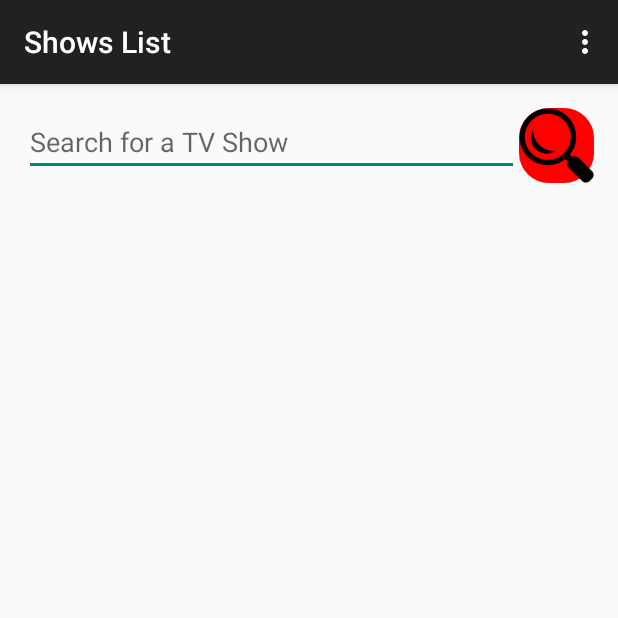
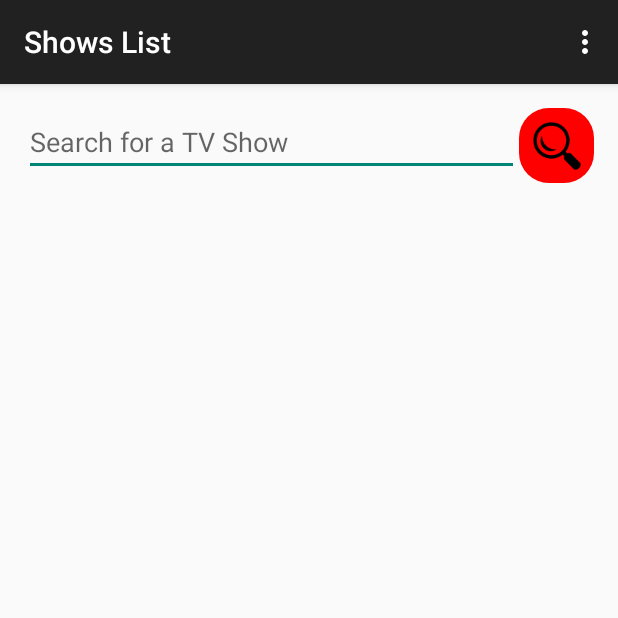
Before and after one commit to juancruzgs/RemindMeTV, an Android app: the ShowsListFragment screen opened directly, with no data from a screen before it, on a phone screen of 412 x 824 dp, the top half of it. Run offline under Robolectric (Android 15) with nearby library versions, the phone set to English and light mode, and no system bars; libraries missing offline, so code that uses them is left out: com.squareup.okhttp; 3 statements that could not run were skipped.

Commit message:
Fixed search button image size and description

```diff
--- a/app/src/main/java/com/mobilemakers/remindmetv/ShowsListFragment.java
+++ b/app/src/main/java/com/mobilemakers/remindmetv/ShowsListFragment.java
@@ -35,9 +35,6 @@ import java.net.URL;
 import java.util.ArrayList;
 import java.util.List;
 
-/**
- * A placeholder fragment containing a simple view.
- */
 public class ShowsListFragment extends ListFragment {
 
     public static final String EXTRA_SEARCH = "extra_search";
--- a/app/src/main/res/layout/fragment_shows_list.xml
+++ b/app/src/main/res/layout/fragment_shows_list.xml
@@ -23,8 +23,9 @@
             android:layout_width="50dp"
             android:layout_height="50dp"
             android:id="@+id/image_button_search"
-            android:src="@drawable/search"
-            android:background="@drawable/rectangle_rounded"/>
+            android:src="@drawable/Searchmedium"
+            android:background="@drawable/rectangle_rounded"
+            android:contentDescription="@string/image_button_search_description"/>
 
     </LinearLayout>
 
--- a/app/src/main/res/values/strings.xml
+++ b/app/src/main/res/values/strings.xml
@@ -12,5 +12,6 @@
     <string name="editText_startscreen_search_hint">Type your keywords here...</string>
     <string name="title_activity_complete_information">Complete Information</string>
     <string name="button_add_to_calendar">Add to Calendar</string>
+    <string name="image_button_search_description">Search!</string>
 
 </resources>
```
Also changed, not shown: app/src/main/res/drawable-xhdpi/Searchmedium.png (added), app/src/main/res/drawable-xhdpi/Searchsmall.png (added).
